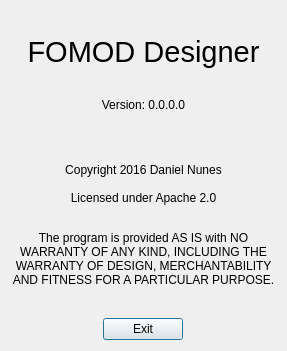
Qt form resources/templates/about.ui (GandaG/fomod-designer) before a commit.
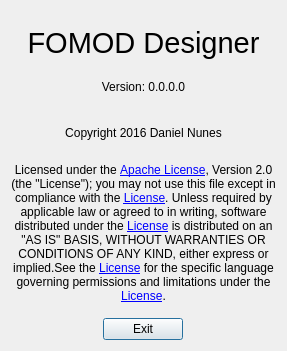
The same form after that commit.

Commit message: Updated license text.

Diff of the .ui file:
```diff
--- a/resources/templates/about.ui
+++ b/resources/templates/about.ui
@@ -87,11 +87,11 @@
      <property name="sizePolicy">
       <sizepolicy hsizetype="Preferred" vsizetype="Preferred">
        <horstretch>0</horstretch>
-       <verstretch>2</verstretch>
+       <verstretch>1</verstretch>
       </sizepolicy>
      </property>
      <property name="text">
-      <string>Copyright 2016 Daniel Nunes &lt;br&gt;&lt;br&gt;Licensed under Apache 2.0</string>
+      <string>Copyright 2016 Daniel Nunes</string>
      </property>
      <property name="alignment">
       <set>Qt::AlignCenter</set>
@@ -103,11 +103,11 @@
      <property name="sizePolicy">
       <sizepolicy hsizetype="Preferred" vsizetype="Preferred">
        <horstretch>0</horstretch>
-       <verstretch>2</verstretch>
+       <verstretch>5</verstretch>
       </sizepolicy>
      </property>
      <property name="text">
-      <string>The program is provided AS IS with NO WARRANTY OF ANY KIND, INCLUDING THE WARRANTY OF DESIGN, MERCHANTABILITY AND FITNESS FOR A PARTICULAR PURPOSE.</string>
+      <string>&lt;html&gt;&lt;head/&gt;&lt;body&gt;&lt;p&gt;Licensed under the &lt;a href=&quot;http://www.apache.org/licenses/LICENSE-2.0&quot;&gt;&lt;span style=&quot; text-decoration: underline; color:#0000ff;&quot;&gt;Apache License&lt;/span&gt;&lt;/a&gt;, Version 2.0 (the &amp;quot;License&amp;quot;); you may not use this file except in compliance with the &lt;a href=&quot;http://www.apache.org/licenses/LICENSE-2.0&quot;&gt;&lt;span style=&quot; text-decoration: underline; color:#0000ff;&quot;&gt;License&lt;/span&gt;&lt;/a&gt;. Unless required by applicable law or agreed to in writing, software distributed under the &lt;a href=&quot;http://www.apache.org/licenses/LICENSE-2.0&quot;&gt;&lt;span style=&quot; text-decoration: underline; color:#0000ff;&quot;&gt;License&lt;/span&gt;&lt;/a&gt; is distributed on an &amp;quot;AS IS&amp;quot; BASIS, WITHOUT WARRANTIES OR CONDITIONS OF ANY KIND, either express or implied.See the &lt;a href=&quot;http://www.apache.org/licenses/LICENSE-2.0&quot;&gt;&lt;span style=&quot; text-decoration: underline; color:#0000ff;&quot;&gt;License&lt;/span&gt;&lt;/a&gt; for the specific language governing permissions and limitations under the &lt;a href=&quot;http://www.apache.org/licenses/LICENSE-2.0&quot;&gt;&lt;span style=&quot; text-decoration: underline; color:#0000ff;&quot;&gt;License&lt;/span&gt;&lt;/a&gt;.&lt;/p&gt;&lt;/body&gt;&lt;/html&gt;</string>
      </property>
      <property name="textFormat">
       <enum>Qt::AutoText</enum>
@@ -116,7 +116,7 @@
       <bool>false</bool>
      </property>
      <property name="alignment">
-      <set>Qt::AlignHCenter|Qt::AlignTop</set>
+      <set>Qt::AlignCenter</set>
      </property>
      <property name="wordWrap">
       <bool>true</bool>
```
